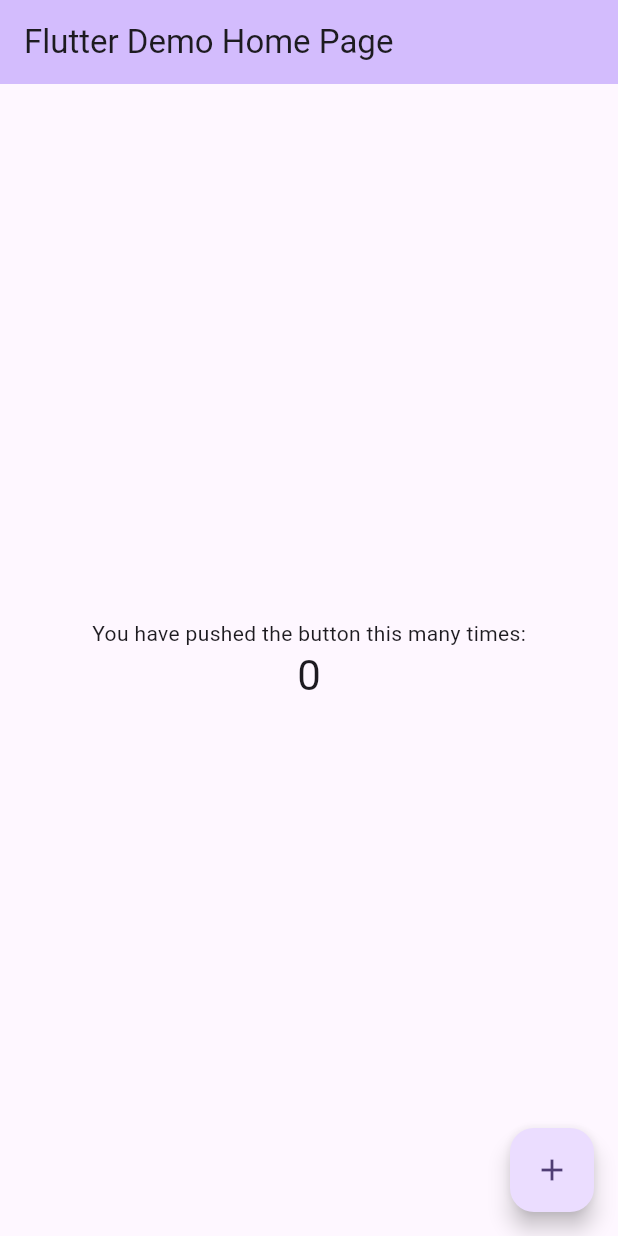
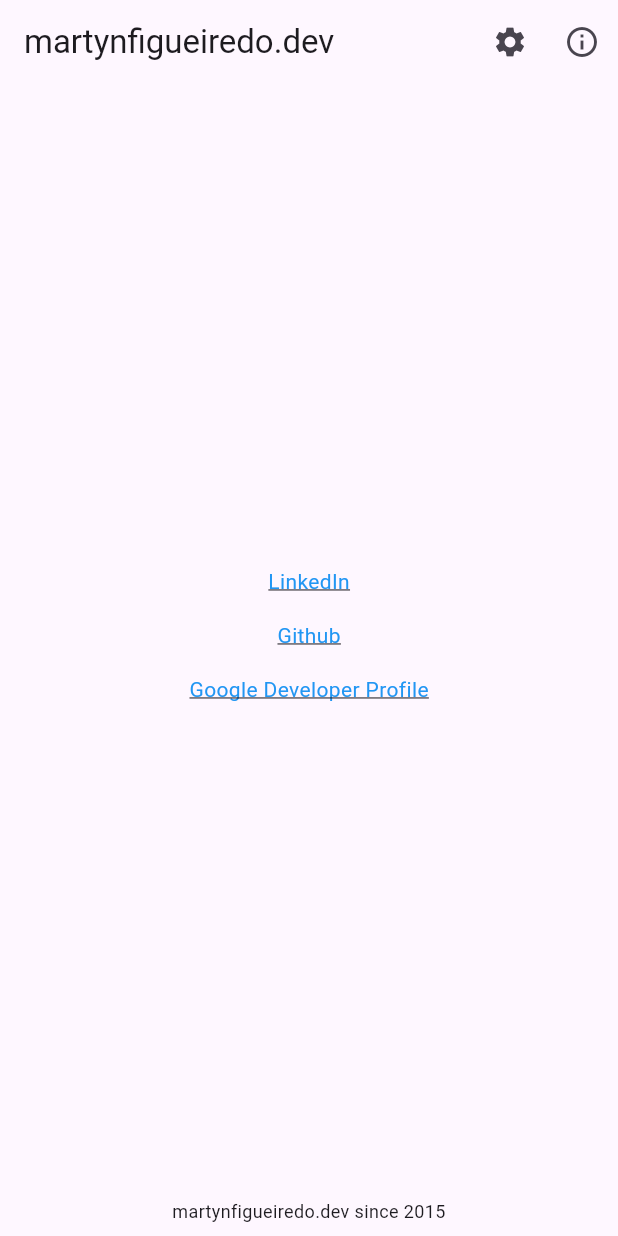
Before and after one commit to martynfigueiredo/portfolio, a Flutter app: the screen it shows after launch, on a phone screen of 412 x 824 dp. Run offline on Flutter 3.47's test engine with Material 3 defaults, Android fonts, the phone set to English and light mode, and no system bars.

```diff
--- a/lib/main.dart
+++ b/lib/main.dart
@@ -1,122 +1,171 @@
 import 'package:flutter/material.dart';
+import 'package:url_launcher/url_launcher.dart';
 
 void main() {
   runApp(const MyApp());
 }
 
-class MyApp extends StatelessWidget {
+class MyApp extends StatefulWidget {
   const MyApp({super.key});
 
-  // This widget is the root of your application.
+  @override
+  State<MyApp> createState() => _MyAppState();
+}
+
+class _MyAppState extends State<MyApp> {
+  ThemeMode _themeMode = ThemeMode.system;
+
+  void _cycleThemeMode() {
+    setState(() {
+      _themeMode = _themeMode == ThemeMode.system
+          ? ThemeMode.light
+          : _themeMode == ThemeMode.light
+              ? ThemeMode.dark
+              : ThemeMode.system;
+    });
+  }
+
+  IconData _getThemeIcon() {
+    switch (_themeMode) {
+      case ThemeMode.light:
+        return Icons.light_mode; // Represented by a pub
+      case ThemeMode.dark:
+        return Icons.nightlight_round; // Represented by a moon
+      case ThemeMode.system:
+      default:
+        return Icons.settings; // Represented by an engine
+    }
+  }
+
   @override
   Widget build(BuildContext context) {
     return MaterialApp(
-      title: 'Flutter Demo',
-      theme: ThemeData(
-        // This is the theme of your application.
-        //
-        // TRY THIS: Try running your application with "flutter run". You'll see
-        // the application has a purple toolbar. Then, without quitting the app,
-        // try changing the seedColor in the colorScheme below to Colors.green
-        // and then invoke "hot reload" (save your changes or press the "hot
-        // reload" button in a Flutter-supported IDE, or press "r" if you used
-        // the command line to start the app).
-        //
-        // Notice that the counter didn't reset back to zero; the application
-        // state is not lost during the reload. To reset the state, use hot
-        // restart instead.
-        //
-        // This works for code too, not just values: Most code changes can be
-        // tested with just a hot reload.
-        colorScheme: .fromSeed(seedColor: Colors.deepPurple),
+      title: 'martynfigueiredo.dev',
+      theme: ThemeData.light(),
+      darkTheme: ThemeData.dark(),
+      themeMode: _themeMode,
+      debugShowCheckedModeBanner: false,
+      home: MyHomePage(
+        title: 'martynfigueiredo.dev',
+        cycleTheme: _cycleThemeMode,
+        themeIcon: _getThemeIcon(),
       ),
-      home: const MyHomePage(title: 'Flutter Demo Home Page'),
     );
   }
 }
 
-class MyHomePage extends StatefulWidget {
-  const MyHomePage({super.key, required this.title});
-
-  // This widget is the home page of your application. It is stateful, meaning
-  // that it has a State object (defined below) that contains fields that affect
-  // how it looks.
-
-  // This class is the configuration for the state. It holds the values (in this
-  // case the title) provided by the parent (in this case the App widget) and
-  // used by the build method of the State. Fields in a Widget subclass are
-  // always marked "final".
+class MyHomePage extends StatelessWidget {
+  const MyHomePage({
+    super.key,
+    required this.title,
+    required this.cycleTheme,
+    required this.themeIcon,
+  });
 
   final String title;
-
-  @override
-  State<MyHomePage> createState() => _MyHomePageState();
-}
-
-class _MyHomePageState extends State<MyHomePage> {
-  int _counter = 0;
-
-  void _incrementCounter() {
-    setState(() {
-      // This call to setState tells the Flutter framework that something has
-      // changed in this State, which causes it to rerun the build method below
-      // so that the display can reflect the updated values. If we changed
-      // _counter without calling setState(), then the build method would not be
-      // called again, and so nothing would appear to happen.
-      _counter++;
-    });
-  }
+  final VoidCallback cycleTheme;
+  final IconData themeIcon;
 
   @override
   Widget build(BuildContext context) {
-    // This method is rerun every time setState is called, for instance as done
-    // by the _incrementCounter method above.
-    //
-    // The Flutter framework has been optimized to make rerunning build methods
-    // fast, so that you can just rebuild anything that needs updating rather
-    // than having to individually change instances of widgets.
     return Scaffold(
       appBar: AppBar(
-        // TRY THIS: Try changing the color here to a specific color (to
-        // Colors.amber, perhaps?) and trigger a hot reload to see the AppBar
-        // change color while the other colors stay the same.
-        backgroundColor: Theme.of(context).colorScheme.inversePrimary,
-        // Here we take the value from the MyHomePage object that was created by
-        // the App.build method, and use it to set our appbar title.
-        title: Text(widget.title),
+        title: Text(title),
+        actions: [
+          Semantics(
+            label: 'Toggle theme',
+            child: IconButton(
+              icon: Icon(themeIcon),
+              onPressed: cycleTheme,
+            ),
+          ),
+          IconButton(
+            icon: const Icon(Icons.info_outline),
+            onPressed: () {
+              Navigator.push(
+                context,
+                MaterialPageRoute(builder: (context) => const AboutPage()),
+              );
+            },
+          ),
+        ],
       ),
       body: Center(
-        // Center is a layout widget. It takes a single child and positions it
-        // in the middle of the parent.
         child: Column(
-          // Column is also a layout widget. It takes a list of children and
-          // arranges them vertically. By default, it sizes itself to fit its
-          // children horizontally, and tries to be as tall as its parent.
-          //
-          // Column has various properties to control how it sizes itself and
-          // how it positions its children. Here we use mainAxisAlignment to
-          // center the children vertically; the main axis here is the vertical
-          // axis because Columns are vertical (the cross axis would be
-          // horizontal).
-          //
-          // TRY THIS: Invoke "debug painting" (choose the "Toggle Debug Paint"
-          // action in the IDE, or press "p" in the console), to see the
-          // wireframe for each widget.
-          mainAxisAlignment: .center,
+          mainAxisAlignment: MainAxisAlignment.center,
           children: [
-            const Text('You have pushed the button this many times:'),
-            Text(
-              '$_counter',
-              style: Theme.of(context).textTheme.headlineMedium,
+            GestureDetector(
+              onTap: () {
+                launchUrl(Uri.parse('https://linkedin.com/in/martynfigueiredo'), mode: LaunchMode.externalApplication);
+              },
+              child: const Text(
+                'LinkedIn',
+                style: TextStyle(
+                  color: Colors.blue,
+                  decoration: TextDecoration.underline,
+                ),
+              ),
+            ),
+            const SizedBox(height: 16),
+            GestureDetector(
+              onTap: () {
+                launchUrl(Uri.parse('https://github.com/martynfigueiredo'), mode: LaunchMode.externalApplication);
+              },
+              child: const Text(
+                'Github',
+                style: TextStyle(
+                  color: Colors.blue,
+                  decoration: TextDecoration.underline,
+                ),
+              ),
+            ),
+            const SizedBox(height: 16),
+            GestureDetector(
+              onTap: () {
+                launchUrl(Uri.parse('https://g.dev/martynfigueiredo'), mode: LaunchMode.externalApplication);
+              },
+              child: const Text(
+                'Google Developer Profile',
+                style: TextStyle(
+                  color: Colors.blue,
+                  decoration: TextDecoration.underline,
+                ),
+              ),
             ),
           ],
         ),
       ),
-      floatingActionButton: FloatingActionButton(
-        onPressed: _incrementCounter,
-        tooltip: 'Increment',
-        child: const Icon(Icons.add),
+      bottomNavigationBar: const Padding(
+        padding: EdgeInsets.all(8.0),
+        child: Text(
+          'martynfigueiredo.dev since 2015',
+          textAlign: TextAlign.center,
+          style: TextStyle(fontSize: 12),
+        ),
       ),
     );
   }
 }
+
+class AboutPage extends StatelessWidget {
+  const AboutPage({super.key});
+
+  @override
+  Widget build(BuildContext context) {
+    return Scaffold(
+      appBar: AppBar(
+        title: const Text('About'),
+      ),
+      body: Center(
+        child: Padding(
+          padding: const EdgeInsets.all(16.0),
+          child: Text(
+            'Welcome to my portfolio! Feel safe and welcome.',
+            textAlign: TextAlign.center,
+            style: Theme.of(context).textTheme.bodyLarge,
+          ),
+        ),
+      ),
+    );
+  }
+}
--- a/pubspec.yaml
+++ b/pubspec.yaml
@@ -34,6 +34,7 @@ dependencies:
   # The following adds the Cupertino Icons font to your application.
   # Use with the CupertinoIcons class for iOS style icons.
   cupertino_icons: ^1.0.8
+  url_launcher: ^6.1.7
 
 dev_dependencies:
   flutter_test:
```
Also changed, not shown: assets/icons/apple-touch-icon.png (added), assets/icons/favicon-96x96.png (added), assets/icons/favicon.svg (added), assets/icons/web-app-manifest-192x192.png (added), assets/icons/web-app-manifest-512x512.png (added), assets/logo/logo-google-workspace.svg (added), pubspec.lock, 120 other files.
